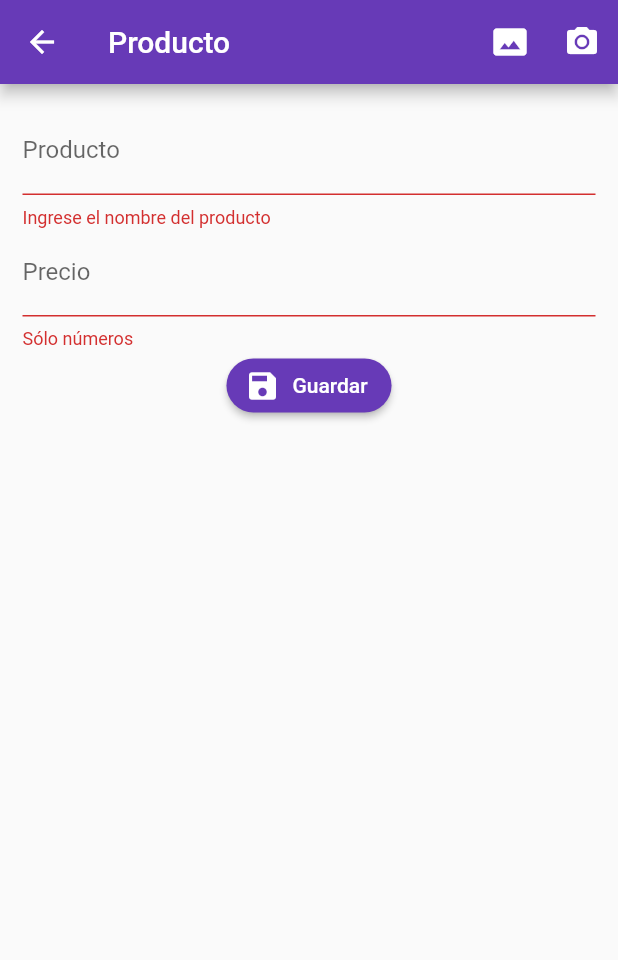
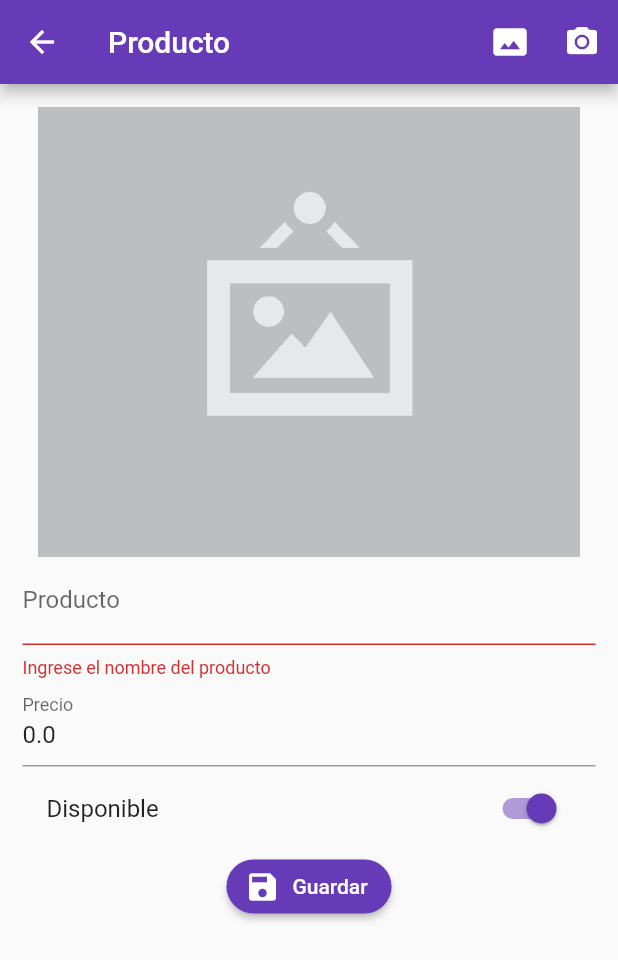
Before and after one commit to xarls14/form-validation-flutter, a Flutter app: the ProductoPage screen opened by its route, after a tap on "Guardar", after a tap on the "photo size select actual" icon, on a phone screen of 412 x 824 dp. Shown: the top 960 px of the screen. Run offline on Flutter 3.47's test engine with Material 2 defaults, Android fonts, the phone set to English and light mode, and no system bars; our stand-ins replace image_picker, rxdart; missing offline and left inert: mime_type; network calls fail.

```diff
--- /dev/null
+++ b/lib/src/models/producto_model.dart
@@ -0,0 +1,38 @@
+
+import 'dart:convert';
+
+ProductoModel productoModelFromJson(String str) => ProductoModel.fromJson(json.decode(str));
+
+String productoModelToJson(ProductoModel data) => json.encode(data.toJson());
+
+class ProductoModel {
+    String id;
+    String titulo;
+    double valor;
+    bool disponible;
+    String fotoUrl;
+
+    ProductoModel({
+        this.id,
+        this.titulo = '',
+        this.valor = 0.0,
+        this.disponible = true,
+        this.fotoUrl,
+    });
+
+    factory ProductoModel.fromJson(Map<String, dynamic> json) => new ProductoModel(
+        id        : json["id"],
+        titulo    : json["titulo"],
+        valor     : json["valor"],
+        disponible: json["disponible"],
+        fotoUrl   : json["fotoUrl"],
+    );
+
+    Map<String, dynamic> toJson() => {
+        //"id"          : id,
+        "titulo"      : titulo,
+        "valor"       : valor,
+        "disponible"  : disponible,
+        "fotoUrl"     : fotoUrl,
+    };
+}
--- a/lib/src/pages/producto_page.dart
+++ b/lib/src/pages/producto_page.dart
@@ -1,5 +1,10 @@
+import 'dart:io';
+
 import 'package:flutter/material.dart';
+import 'package:formvalidation/src/models/producto_model.dart';
+import 'package:formvalidation/src/providers/productos_provider.dart';
 import 'package:formvalidation/src/utils/utils.dart' as utils;
+import 'package:image_picker/image_picker.dart';
 
 class ProductoPage extends StatefulWidget {
 
@@ -8,21 +13,37 @@ class ProductoPage extends StatefulWidget {
 }
 
 class _ProductoPageState extends State<ProductoPage> {
-  final formKey = GlobalKey<FormState>(  );
+
+  final formKey = GlobalKey<FormState>();
+  final scaffoldKey = GlobalKey<ScaffoldState>();
+  final productoProvider = ProductosProvider();
+
+  ProductoModel producto = new ProductoModel();
+  bool _guardando = false;
+
+  File foto;
 
   @override
   Widget build(BuildContext context) {
+
+    final ProductoModel prodData = ModalRoute.of(context).settings.arguments;//pasamos parametros o argumentos
+
+    if (prodData != null) {
+      producto = prodData;
+    }
+
     return Scaffold(
+      key: scaffoldKey,
       appBar: AppBar(
         title: Text('Producto'),
         actions: <Widget>[
           IconButton(
             icon: Icon(Icons.photo_size_select_actual),
-            onPressed: (){},
+            onPressed: _seleccionarFoto,
           ),
           IconButton(
             icon: Icon(Icons.camera_alt),
-            onPressed: (){},
+            onPressed: _tomarFoto,
           )
         ],
       ),
@@ -33,8 +54,10 @@ class _ProductoPageState extends State<ProductoPage> {
             key: formKey,
             child: Column(
               children: <Widget>[
+                _mostrarFoto(),
                 _crearNombre(),
                 _crearPrecio(),
+                _crearDisponible(),
                 _crearBoton(),
               ],
             ),
@@ -46,10 +69,12 @@ class _ProductoPageState extends State<ProductoPage> {
 
   Widget _crearNombre(){
     return TextFormField(
+      initialValue: producto.titulo,
       textCapitalization: TextCapitalization.sentences,
       decoration: InputDecoration(
         labelText: 'Producto'
       ),
+      onSaved: (value) => producto.titulo = value,//recuperamos el valor que estamos ingresando
       validator: (value){
         if (value.length < 3) {
           return 'Ingrese el nombre del producto';
@@ -62,10 +87,12 @@ class _ProductoPageState extends State<ProductoPage> {
 
   Widget _crearPrecio(){
     return TextFormField(
+      initialValue: producto.valor.toString(),
       keyboardType: TextInputType.numberWithOptions(decimal: true),
       decoration: InputDecoration(
         labelText: 'Precio'
       ),
+      onSaved: (value) => producto.valor = double.parse(value),
       validator: (value){
         if (utils.isNumeric(value) ) {
           return null;
@@ -85,11 +112,96 @@ class _ProductoPageState extends State<ProductoPage> {
       textColor: Colors.white,
       label: Text('Guardar'),
       icon: Icon(Icons.save),
-      onPressed: () => _submit(),
+      onPressed: (_guardando) ? null : _submit,
     );
   }
 
-  void _submit(){
+  Widget _crearDisponible(){
+    return SwitchListTile(
+      value: producto.disponible,
+      title: Text('Disponible'),
+      activeColor: Colors.deepPurple,
+      onChanged: (value) => setState( () {
+        producto.disponible = value;
+      }),
+    );
+  }
+
+  void _submit() async{
+
+
+
     if (!formKey.currentState.validate()) return;
+
+    formKey.currentState.save();//luego de validar el formulario guardamos los valores actuales del form y os conservamos
+
+
+    setState(() {_guardando = true;});
+
+    if (foto != null) {
+      producto.fotoUrl = await productoProvider.subirImagen(foto);
+    }
+
+    if (producto.id == null) {
+      productoProvider.crearProducto(producto);
+    }else{
+      productoProvider.editarProducto(producto);
+    }
+
+    //setState(() {_guardando = false;});
+    mostrarSnackbar('Registro guardado');
+
+    Navigator.pop(context);
+
+  }
+
+  void mostrarSnackbar(String mensaje){
+    final snackbar = SnackBar(
+      content: Text(mensaje),
+      duration: Duration(milliseconds: 1500),
+    );
+
+    scaffoldKey.currentState.showSnackBar(snackbar);
+  }
+
+
+  _mostrarFoto(){
+    if (producto.fotoUrl != null) {
+
+      return FadeInImage(
+        image: NetworkImage(producto.fotoUrl),
+        placeholder: AssetImage('assets/jar-loading.gif'),
+        height: 300.0,
+        fit: BoxFit.contain,
+      );
+    }else{
+      return Image(
+        image: AssetImage( foto?.path ?? 'assets/no-image.png'),
+        height: 300.0,
+        fit: BoxFit.cover,
+      );
+    }
+  }
+
+  _seleccionarFoto() async{
+    _procesarImagen(ImageSource.gallery);
+  }
+
+  _tomarFoto() async{
+    _procesarImagen(ImageSource.camera);
+  }
+
+  _procesarImagen( ImageSource origen ) async{
+    foto = await ImagePicker.pickImage(
+      source: origen,
+    );
+
+    if(foto != null){
+      producto.fotoUrl = null;
+    }
+
+    setState(() {
+
+    });
   }
 }
```
Also changed, not shown: lib/src/pages/home_page.dart (+65 -1 lines), lib/src/providers/productos_provider.dart (added, +111 -0 lines), pubspec.yaml (+5 -2 lines), assets/jar-loading.gif (added), assets/no-image.png (added), pubspec.lock, 1 other file.
